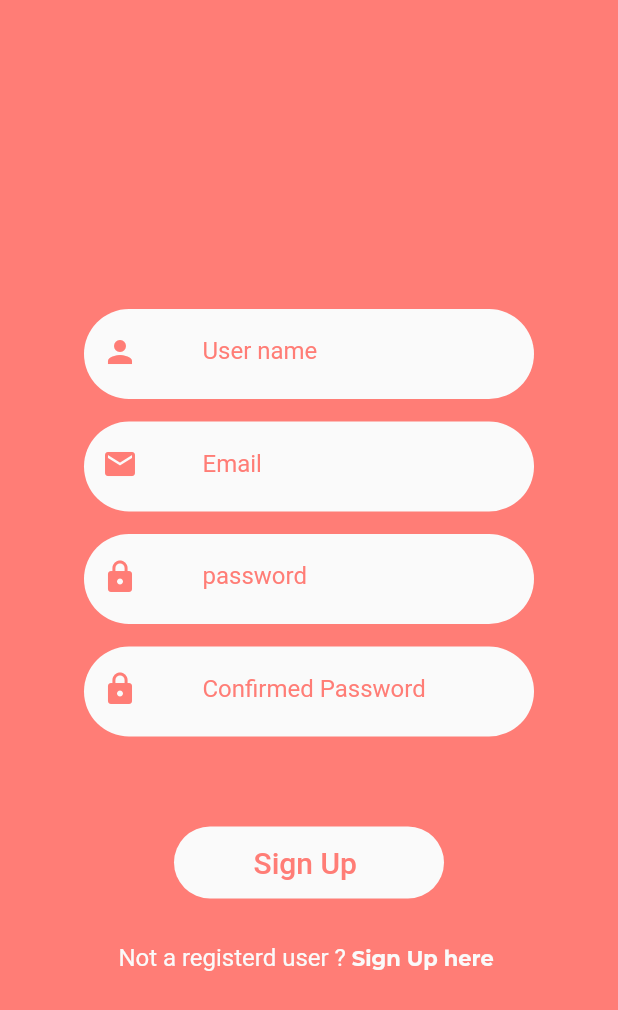
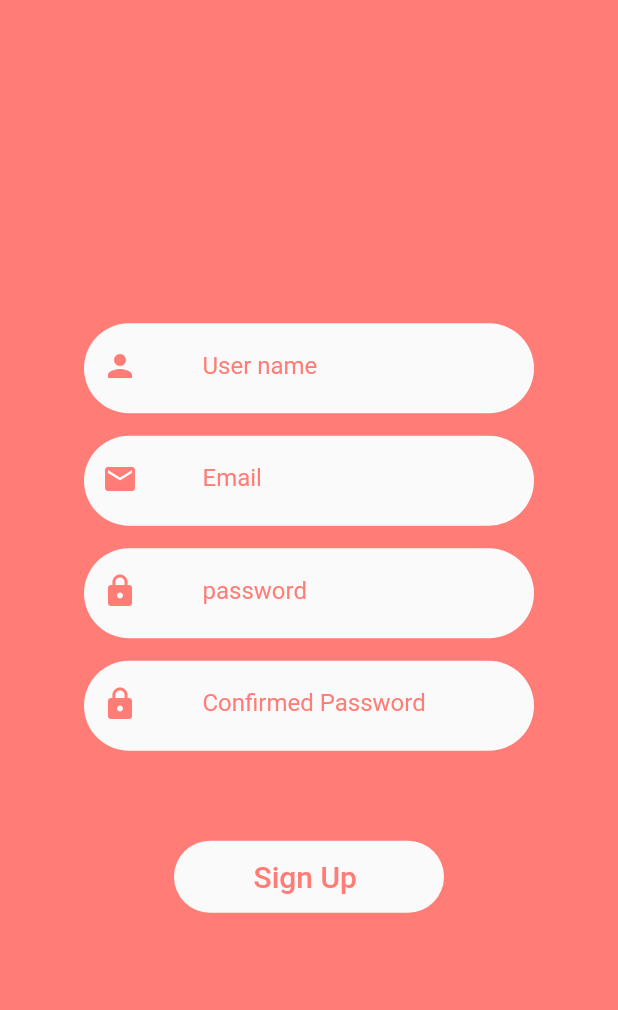
Before and after one commit to EmanSaeed331/foodApp, a Flutter app: the RegisterationView screen opened directly, on a phone screen of 412 x 824 dp. Shown: the top 1010 px of the screen. Run offline on Flutter 3.47's test engine with Material 2 defaults, Android fonts, the light colour scheme and no system bars; our stand-ins replace firebase_core, get; accounts and stored records are empty; project files that could hold a hidden picture were left out.

Commit message:
registeration added

```diff
--- a/lib/src/presentation/registeration/registeration_view.dart
+++ b/lib/src/presentation/registeration/registeration_view.dart
@@ -213,28 +213,6 @@ class RegisterationView extends StatelessWidget {
               SizedBox(
                 height: 30,
               ),
-              Center(
-                child: Row(
-                  crossAxisAlignment: CrossAxisAlignment.center,
-                  mainAxisAlignment: MainAxisAlignment.center,
-                  children: [
-                    Text('Not a registerd user ? ',
-                      style: TextStyle(
-                          color: ColorsManger.whiteColor,
-                          fontSize: 16
-                      ),
-                    ),
-                    Text('Sign Up here ',
-                      style: TextStyle(
-                          color: ColorsManger.whiteColor,
-                          fontSize: 14,
-                          fontFamily: 'Montserrat-Black'
-                      ),
-                    ),
-
-                  ],
-                ),
-              ) ,
             ],
           ),
         ),
```
